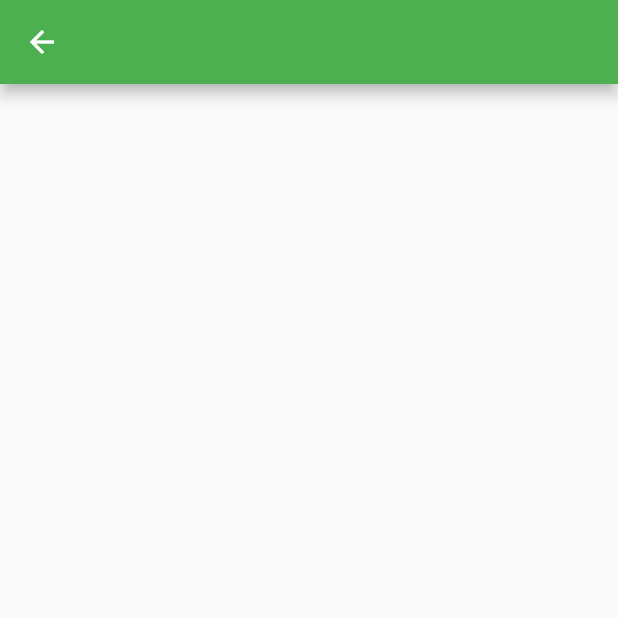
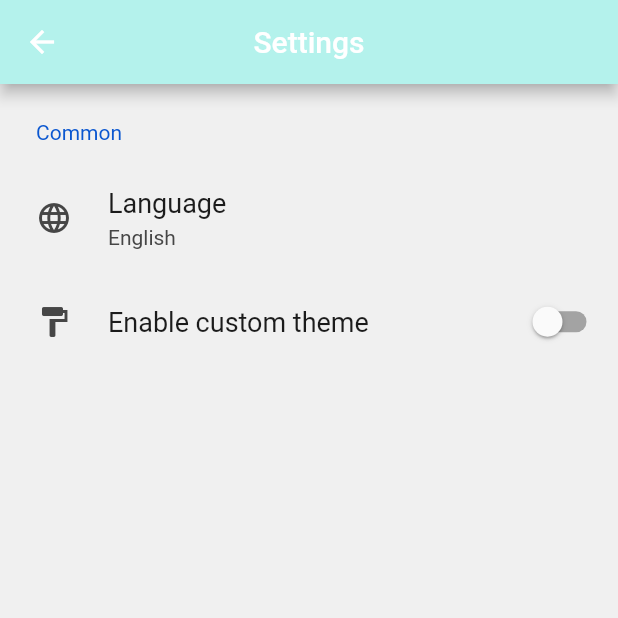
Before and after one commit to cepdnaclk/SnaT-meal-tracking-app, a Flutter app: the SettingsView screen opened directly, on a phone screen of 412 x 824 dp, the top half of it. Run offline on Flutter 3.47's test engine with Material 2 defaults, Android fonts, the light colour scheme and no system bars; drawn by our look-alikes of settings_ui; our stand-ins replace camera, firebase_auth, firebase_core, gallery_saver, get, google_sign_in and 4 more; missing offline and left inert: flutter_3d_choice_chip, pretty_gauge; accounts and stored records are empty.

Commit message:
Settings page layout

```diff
--- a/lib/Components/DrawerView/SettingsView.dart
+++ b/lib/Components/DrawerView/SettingsView.dart
@@ -1,5 +1,6 @@
 import 'package:flutter/material.dart';
-
+import 'package:mobile_app/Theme/theme_info.dart';
+import 'package:settings_ui/settings_ui.dart';
 
 class SettingsView extends StatelessWidget {
   const SettingsView({Key? key}) : super(key: key);
@@ -9,6 +10,32 @@ class SettingsView extends StatelessWidget {
     return Scaffold(
       appBar: AppBar(
         centerTitle: true,
+        backgroundColor: ThemeInfo.primaryColor,
+        title: const Text('Settings'),
+      ),
+      body: SettingsList(
+        platform: DevicePlatform.iOS,
+        sections: [
+          SettingsSection(
+            title: const Text('Common'),
+            tiles: <SettingsTile>[
+              SettingsTile.navigation(
+                onPressed: (context){
+
+                },
+                leading: const Icon(Icons.language),
+                title: const Text('Language'),
+                value: const Text('English'),
+              ),
+              SettingsTile.switchTile(
+                onToggle: (value) {},
+                initialValue: false,
+                leading: const Icon(Icons.format_paint),
+                title: const Text('Enable custom theme'),
+              ),
+            ],
+          ),
+        ],
       ),
     );
   }
--- a/lib/Components/Tab_Views/bmi_view.dart
+++ b/lib/Components/Tab_Views/bmi_view.dart
@@ -2,6 +2,7 @@ import 'package:flutter/material.dart';
 import 'dart:math';
 import 'package:page_transition/page_transition.dart';
 import 'package:swipeable_button_view/swipeable_button_view.dart';
+import 'package:get/get.dart';
 
 /*  Custom Widgets  */
 import 'package:mobile_app/Components/bmi/gender_widget.dart';
@@ -56,7 +57,7 @@ class _BmiCalcViewState extends State<BmiCalcView> {
                           onChange: (ageVal) {
                             _age = ageVal;
                           },
-                          title: "Age",
+                          title: "age".tr,
                           initValue: 30,
                           min: 0,
                           max: 100),
@@ -64,7 +65,7 @@ class _BmiCalcViewState extends State<BmiCalcView> {
                           onChange: (weightVal) {
                             _weight = weightVal;
                           },
-                          title: "Weight(Kg)",
+                          title: "weight".tr,
                           initValue: 50,
                           min: 0,
                           max: 200)
--- a/lib/main.dart
+++ b/lib/main.dart
@@ -5,6 +5,7 @@ import 'package:mobile_app/Theme/theme_info.dart';
 import "package:camera/camera.dart";
 import 'Pages/dashboard_layout.dart';
 import 'package:get/get.dart';
+import 'package:mobile_app/LocaleString.dart';
 
 List<CameraDescription> cameras = [];
 
@@ -26,6 +27,8 @@ class MyApp extends StatelessWidget {
   @override
   Widget build(BuildContext context) {
     return GetMaterialApp(
+      translations: LocalString(),
+      locale: const Locale('en','US'),    // default language - en-US
       debugShowCheckedModeBanner: false,
       title: 'SnaT',
       theme: ThemeData(
--- a/pubspec.yaml
+++ b/pubspec.yaml
@@ -57,6 +57,7 @@ dependencies:
 #  path_provider_extention: ^1.0.3
   #path_provider_extention: ^1.0.3
   get:
+  settings_ui: ^2.0.2
 
 dev_dependencies:
   flutter_test:
```
Also changed, not shown: lib/Settings/ChangeLang.dart (added, +10 -0 lines), pubspec.lock.
